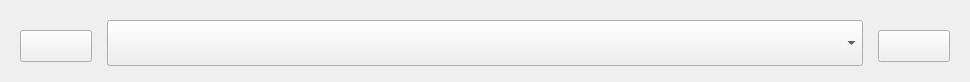
The window that widgets/editor/Fields/ListField/listfield.ui (taliyos/DialogueCreatorForGames) describes before a commit, drawn with Qt 5.
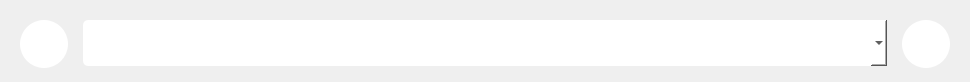
The same window after the commit. Icons and pictures are not drawn.

What changed in the file:
```diff
--- a/widgets/editor/Fields/ListField/listfield.ui
+++ b/widgets/editor/Fields/ListField/listfield.ui
@@ -42,6 +42,22 @@
   <property name="windowTitle">
    <string>Form</string>
   </property>
+  <property name="styleSheet">
+   <string notr="true">QPushButton {
+	width: 48px;
+	height: 48px;
+	border-radius: 24px;
+	background-color: white;
+}
+
+QPushButton:Hover {
+	background-color: #c3c3c3;
+}
+
+QPushButton:Pressed {
+	background-color: #a3a3a3;
+}</string>
+  </property>
   <layout class="QGridLayout" name="gridLayout_3">
    <item row="0" column="0">
     <widget class="QWidget" name="InnerTextField" native="true">
@@ -52,10 +68,11 @@
       </sizepolicy>
      </property>
      <property name="styleSheet">
-      <string notr="true">QLineEdit {
+      <string notr="true">QComboBox {
 	border-radius: 5px;
 	background-color:white;
-}</string>
+}
+</string>
      </property>
      <layout class="QGridLayout" name="gridLayout_2">
       <property name="horizontalSpacing">
@@ -66,6 +83,12 @@
       </property>
       <item row="2" column="2">
        <widget class="QPushButton" name="preview">
+        <property name="minimumSize">
+         <size>
+          <width>48</width>
+          <height>48</height>
+         </size>
+        </property>
         <property name="cursor">
          <cursorShape>PointingHandCursor</cursorShape>
         </property>
@@ -120,6 +143,18 @@
       </item>
       <item row="2" column="0">
        <widget class="QPushButton" name="remove">
+        <property name="minimumSize">
+         <size>
+          <width>48</width>
+          <height>48</height>
+         </size>
+        </property>
+        <property name="baseSize">
+         <size>
+          <width>0</width>
+          <height>1</height>
+         </size>
+        </property>
         <property name="cursor">
          <cursorShape>PointingHandCursor</cursorShape>
         </property>
```
Left out of the diff: 3 changed lines with no effect on the pictures.
